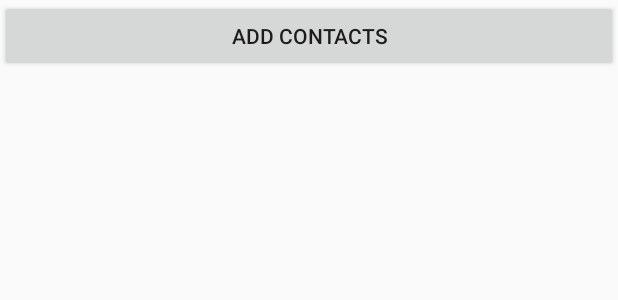
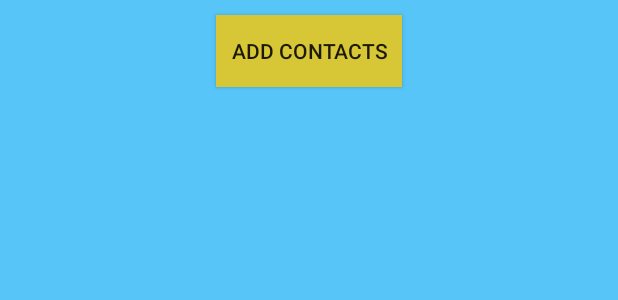
Before and after one commit to ramt19/myTrail, an Android app: the layout activity_update_contacts.xml on its own in the app's theme, with its tools: preview values and no code run, on a phone screen of 412 x 824 dp. Shown: the top 300 px of the screen. Run offline under Robolectric (Android 15) with nearby library versions, the phone set to English and light mode, and no system bars.

Commit message:
changes 1.0

```diff
--- a/app/src/main/res/layout/activity_sign_up.xml
+++ b/app/src/main/res/layout/activity_sign_up.xml
@@ -4,6 +4,7 @@
     xmlns:tools="http://schemas.android.com/tools"
     android:layout_width="match_parent"
     android:layout_height="match_parent"
+    android:background="@color/background_app"
     tools:context=".SignUp"
     tools:layout_editor_absoluteY="25dp">
 
@@ -83,6 +84,7 @@
         android:layout_width="wrap_content"
         android:layout_height="wrap_content"
         android:layout_marginTop="32dp"
+        android:background="@color/button_color"
         android:text="Register"
         app:layout_constraintEnd_toEndOf="parent"
         app:layout_constraintStart_toStartOf="parent"
--- a/app/src/main/res/layout/activity_update_contacts.xml
+++ b/app/src/main/res/layout/activity_update_contacts.xml
@@ -4,6 +4,7 @@
     xmlns:tools="http://schemas.android.com/tools"
     android:layout_width="match_parent"
     android:layout_height="match_parent"
+    android:background="@color/background_app"
     tools:context=".UpdateContacts">
 
     <LinearLayout
@@ -17,13 +18,20 @@
 
         <Button
             android:id="@+id/addContacts"
-            android:layout_width="match_parent"
+            android:layout_width="wrap_content"
             android:layout_height="wrap_content"
+            android:layout_gravity="center"
+            android:layout_marginBottom="10dp"
+            android:layout_marginTop="10dp"
+            android:background="@color/button_color"
+            android:gravity="center"
+            android:padding="10dp"
             android:text="Add Contacts" />
 
         <android.support.v7.widget.RecyclerView
             android:id="@+id/contacts"
             android:layout_width="match_parent"
-            android:layout_height="match_parent" />
+            android:layout_height="match_parent"
+            android:background="@color/background_app" />
     </LinearLayout>
 </android.support.constraint.ConstraintLayout>
--- a/app/src/main/res/values/colors.xml
+++ b/app/src/main/res/values/colors.xml
@@ -1,2 +1,5 @@
 <?xml version="1.0" encoding="utf-8"?>
-<resources></resources>
+<resources>
+    <color name="button_color">#d7c736</color>
+    <color name="background_app">#FF57C5F8</color>
+</resources>
--- a/app/src/main/res/values/strings.xml
+++ b/app/src/main/res/values/strings.xml
@@ -3,8 +3,8 @@
 
     <!-- Strings related to login -->
     <string name="prompt_email">Email</string>
-    <string name="prompt_password">Password (optional)</string>
-    <string name="action_sign_in">Sign in</string>
+    <string name="prompt_password">Password</string>
+    <string name="action_sign_in">Login</string>
     <string name="action_sign_in_short">Sign in</string>
     <string name="error_invalid_email">This email address is invalid</string>
     <string name="error_invalid_password">This password is too short</string>
@@ -15,4 +15,5 @@
     <string name="nav_header_title">Android Studio</string>
     <string name="nav_header_subtitle">android.studio@android.com</string>
     <string name="nav_header_desc">Navigation header</string>
+    <string name="sign_up">Sign Up</string>
 </resources>
```
Also changed, not shown: app/src/main/res/layout/activity_login.xml (+17 -1 lines), app/src/main/res/layout/nav_header_front.xml (+4 -17 lines).
